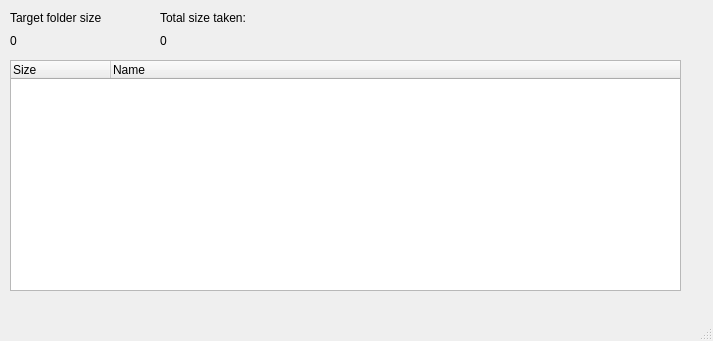
Above: QT_BetterFileInfoProject/mainwindow.ui from kamkaair/QT_BetterFileInfo before the change. Below: the same form after it.
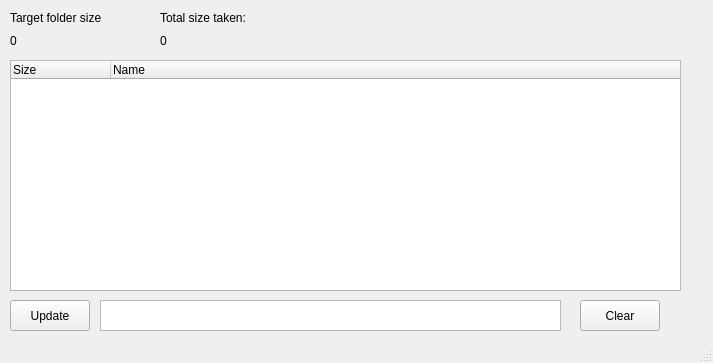
That is the form after the change.

Commit message: Clearing/reset, manual search with text, better path handling, more UI elements

What changed in the file:
```diff
--- a/QT_BetterFileInfoProject/mainwindow.ui
+++ b/QT_BetterFileInfoProject/mainwindow.ui
@@ -7,7 +7,7 @@
     <x>0</x>
     <y>0</y>
     <width>713</width>
-    <height>341</height>
+    <height>363</height>
    </rect>
   </property>
   <property name="windowTitle">
@@ -86,6 +86,42 @@
      <string>0</string>
     </property>
    </widget>
+   <widget class="QPushButton" name="pushButton">
+    <property name="geometry">
+     <rect>
+      <x>10</x>
+      <y>300</y>
+      <width>80</width>
+      <height>31</height>
+     </rect>
+    </property>
+    <property name="text">
+     <string>Update</string>
+    </property>
+   </widget>
+   <widget class="QTextEdit" name="textEdit">
+    <property name="geometry">
+     <rect>
+      <x>100</x>
+      <y>300</y>
+      <width>461</width>
+      <height>31</height>
+     </rect>
+    </property>
+   </widget>
+   <widget class="QPushButton" name="pushButton_2">
+    <property name="geometry">
+     <rect>
+      <x>580</x>
+      <y>300</y>
+      <width>80</width>
+      <height>31</height>
+     </rect>
+    </property>
+    <property name="text">
+     <string>Clear</string>
+    </property>
+   </widget>
   </widget>
   <widget class="QStatusBar" name="statusbar"/>
  </widget>
```
The commit also changes 3 other files.
